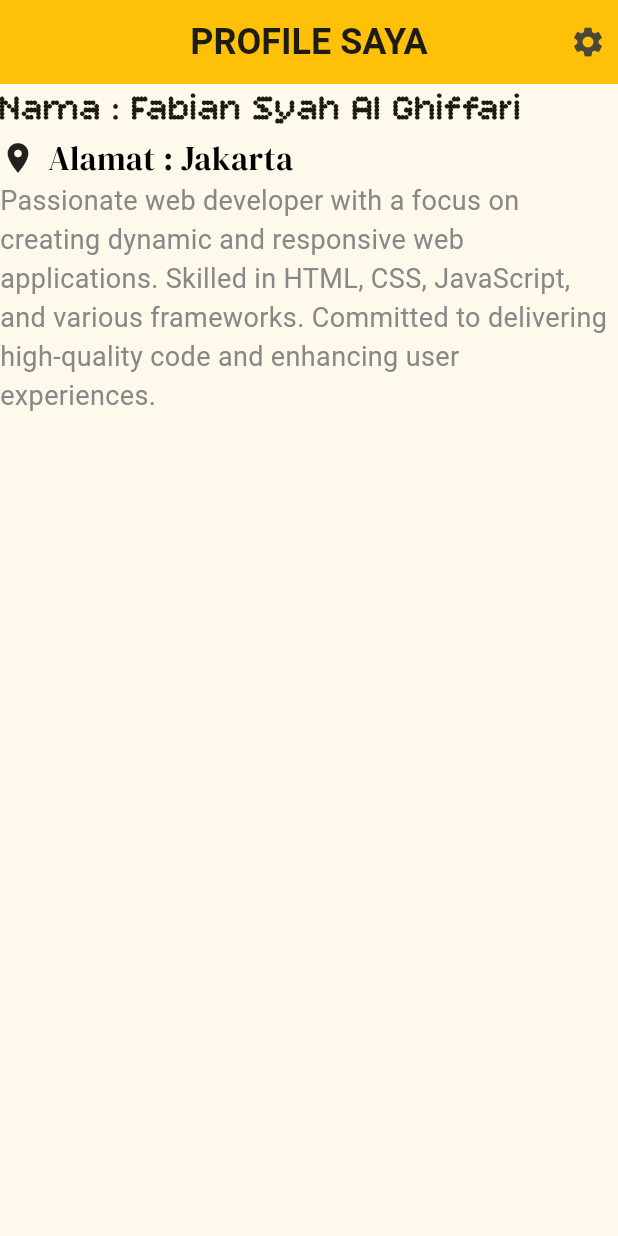
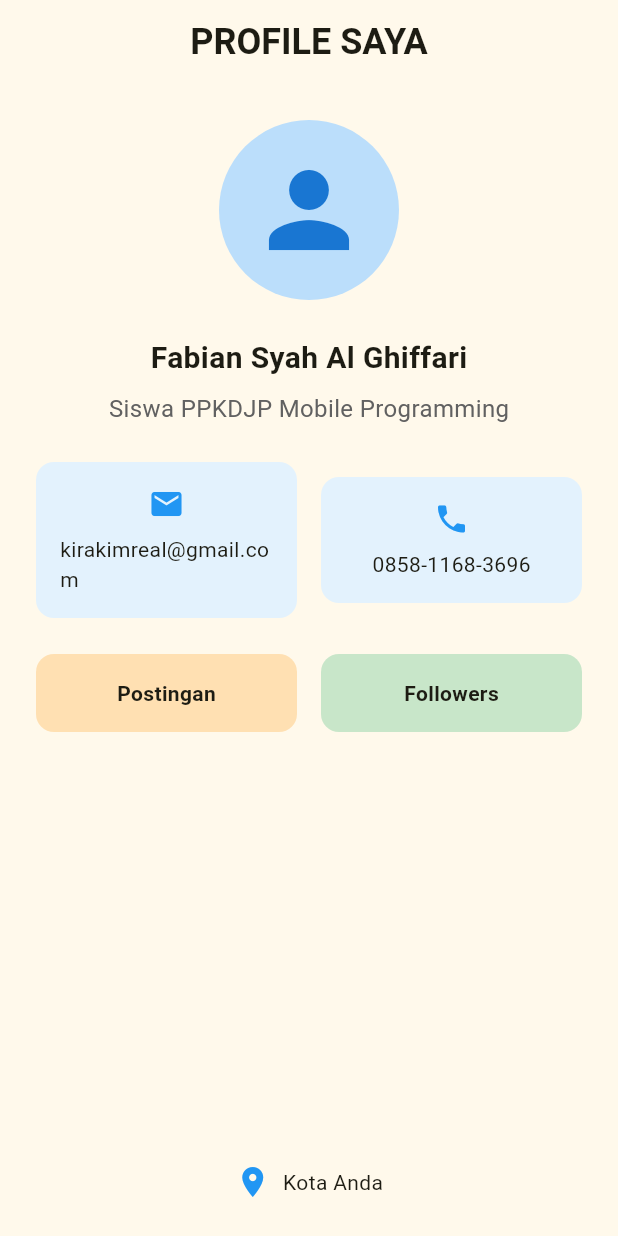
Before and after one commit to kirabian/PPKD_B3, a Flutter app: the screen it shows after launch, on a phone screen of 412 x 824 dp. Run offline on Flutter 3.47's test engine with Material 3 defaults, Android fonts, the phone set to English and light mode, and no system bars; Roboto replaces fonts that are missing (Bunge).

Commit message:
tugas 2 flutter - FULL PROFILE APP

```diff
--- a/lib/main.dart
+++ b/lib/main.dart
@@ -1,5 +1,6 @@
 import 'package:flutter/material.dart';
 import 'package:ppkdb3/start.dart';
+import 'package:ppkdb3/tugas_2/tugas2.dart';
 
 void main() {
   runApp(const MyApp());
@@ -33,7 +34,7 @@ class MyApp extends StatelessWidget {
           seedColor: const Color.fromARGB(255, 255, 230, 0),
         ),
       ),
-      home: StartWidget(),
+      home: Tugas2(),
     );
   }
 }
--- a/lib/start.dart
+++ b/lib/start.dart
@@ -30,7 +30,13 @@ class StartWidget extends StatelessWidget {
       //   },
       //   child: Icon(Icons.add),
       // ),
-      body: Column(
+      body: Padding(
+        padding: const EdgeInsets.all(8.0),
+        child: Container(
+          height: 300,
+          width: double.infinity,
+          color: const Color.fromARGB(255, 183, 214, 112),
+          child: Column(
             crossAxisAlignment: CrossAxisAlignment.start,
             children: [
               Text(
@@ -68,6 +74,8 @@ class StartWidget extends StatelessWidget {
               ),
             ],
           ),
+        ),
+      ),
     );
   }
 }
--- /dev/null
+++ b/lib/tugas_2/tugas2.dart
@@ -0,0 +1,138 @@
+import 'package:flutter/material.dart';
+
+class Tugas2 extends StatelessWidget {
+  const Tugas2({super.key});
+
+  @override
+  Widget build(BuildContext context) {
+    // BAGIAN SCAFFFOLD
+    return Scaffold(
+      // BAGIAN APPBAR
+      appBar: AppBar(
+        title: Text(
+          'PROFILE SAYA',
+          style: TextStyle(
+            fontSize: 24,
+            fontWeight: FontWeight.bold,
+            fontFamily: 'Bunge',
+          ),
+        ),
+        centerTitle: true,
+      ),
+      // BAGIAN PROFILE
+      body: Padding(
+        padding: const EdgeInsets.all(24.0),
+        child: Column(
+          children: [
+            Center(
+              child: Container(
+                width: 120,
+                height: 120,
+                decoration: BoxDecoration(
+                  color: Colors.blue[100],
+                  shape: BoxShape.circle,
+                ),
+                child: Icon(Icons.person, size: 80, color: Colors.blue[700]),
+              ),
+            ),
+            SizedBox(height: 24),
+            Text(
+              'Fabian Syah Al Ghiffari',
+              style: TextStyle(fontSize: 20, fontWeight: FontWeight.bold),
+            ),
+            SizedBox(height: 8),
+            Text(
+              'Siswa PPKDJP Mobile Programming',
+              style: TextStyle(fontSize: 16, color: Colors.grey[700]),
+            ),
+            SizedBox(height: 24),
+            // BAGIAN EMAIL WITH EXPANDED
+            Row(
+              children: [
+                Expanded(
+                  child: Container(
+                    padding: EdgeInsets.all(16),
+                    decoration: BoxDecoration(
+                      color: Colors.blue[50],
+                      borderRadius: BorderRadius.circular(12),
+                    ),
+                    child: Column(
+                      children: [
+                        Icon(Icons.email, color: Colors.blue),
+                        SizedBox(height: 8),
+                        Text('kirakimreal@gmail.com'),
+                      ],
+                    ),
+                  ),
+                ),
+                SizedBox(width: 16),
+                Expanded(
+                  child: Container(
+                    padding: EdgeInsets.all(16),
+                    decoration: BoxDecoration(
+                      color: Colors.blue[50],
+                      borderRadius: BorderRadius.circular(12),
+                    ),
+                    child: Column(
+                      children: [
+                        Icon(Icons.phone, color: Colors.blue),
+                        SizedBox(height: 8),
+                        Text('0858-1168-3696'),
+                      ],
+                    ),
+                  ),
+                ),
+              ],
+            ),
+            SizedBox(height: 24),
+            Row(
+              children: [
+                Expanded(
+                  child: Container(
+                    padding: EdgeInsets.all(16),
+                    decoration: BoxDecoration(
+                      color: Colors.orange[100],
+                      borderRadius: BorderRadius.circular(12),
+                    ),
+                    child: Center(
+                      child: Text(
+                        'Postingan',
+                        style: TextStyle(fontWeight: FontWeight.bold),
+                      ),
+                    ),
+                  ),
+                ),
+                SizedBox(width: 16),
+                Expanded(
+                  child: Container(
+                    padding: EdgeInsets.all(16),
+                    decoration: BoxDecoration(
+                      color: Colors.green[100],
+                      borderRadius: BorderRadius.circular(12),
+                    ),
+                    child: Center(
+                      child: Text(
+                        'Followers',
+                        style: TextStyle(fontWeight: FontWeight.bold),
+                      ),
+                    ),
+                  ),
+                ),
+              ],
+            ),
+            SizedBox(height: 24),
+            Spacer(),
+            Row(
+              mainAxisAlignment: MainAxisAlignment.center,
+              children: [
+                Icon(Icons.location_on, color: Colors.blue),
+                SizedBox(width: 8),
+                Text('Kota Anda'),
+              ],
+            ),
+          ],
+        ),
+      ),
+    );
+  }
+}
```
Lines whose indentation alone changed are shown as unchanged.
